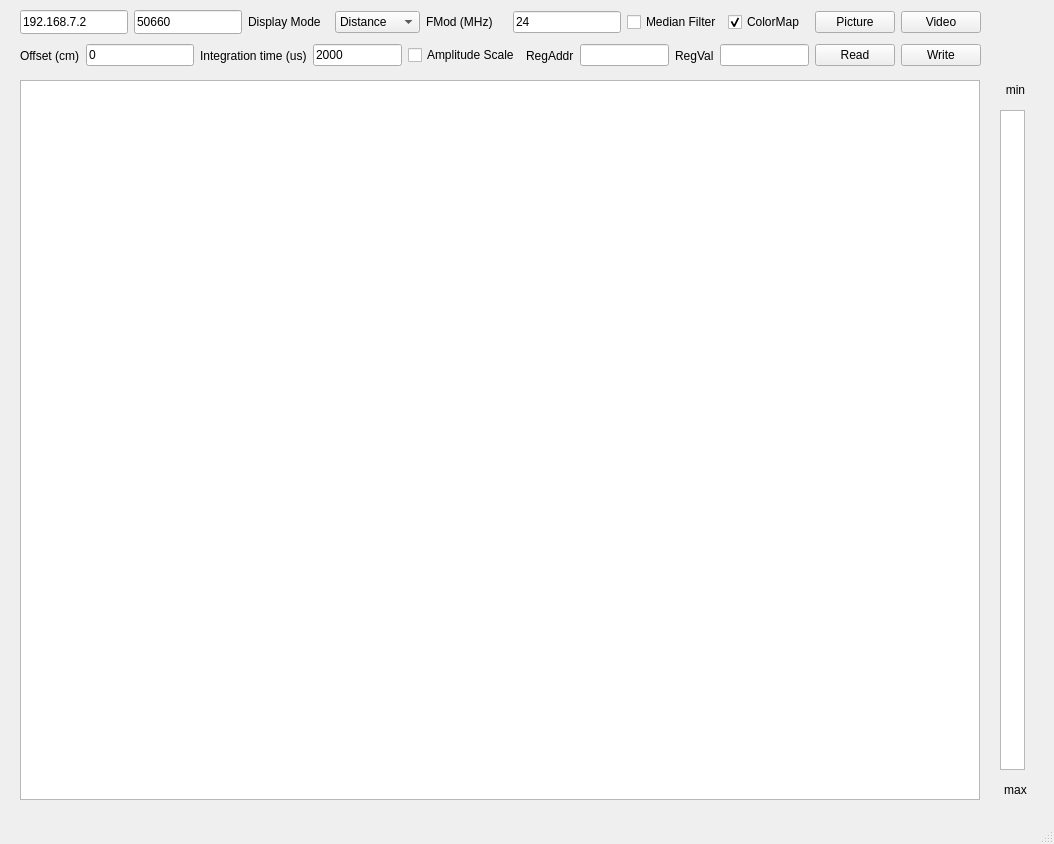
The window that mainwindow.ui (Deep-In-Sight/SonyTOF_client) describes before a commit, drawn with Qt 5.
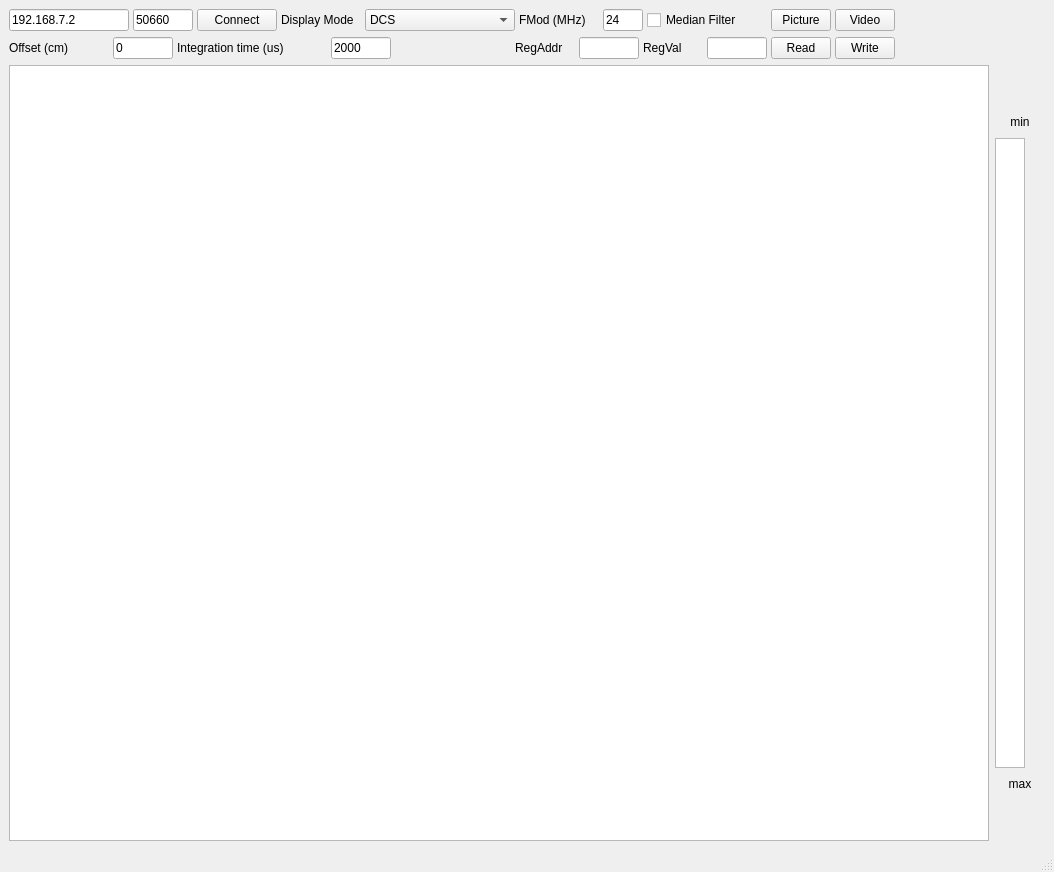
The same window after the commit.

Commit message: Major update:     - add opencv libs to speed up filter/colormap     - move colormap and filter to seperate threads     - code re-organize / cleanup     - little tweak on UI to make it scales, and properly size UI objects.     - >40fps on dual-lane MIPI

Diff of the .ui file:
```diff
--- a/mainwindow.ui
+++ b/mainwindow.ui
@@ -7,37 +7,43 @@
     <x>0</x>
     <y>0</y>
     <width>1054</width>
-    <height>844</height>
+    <height>872</height>
    </rect>
   </property>
   <property name="windowTitle">
    <string>IMX556 TOF Sensor Demo</string>
   </property>
   <widget class="QWidget" name="centralwidget">
-   <widget class="QWidget" name="layoutWidget">
-    <property name="geometry">
-     <rect>
-      <x>20</x>
-      <y>10</y>
-      <width>961</width>
-      <height>24</height>
-     </rect>
-    </property>
-    <layout class="QHBoxLayout" name="horizontalLayout" stretch="0,0,0,0,0,0,0,0,1,0">
+   <layout class="QVBoxLayout" name="verticalLayout_7">
+    <item>
+     <layout class="QHBoxLayout" name="horizontalLayout_3" stretch="0,15,0">
+      <item>
+       <layout class="QVBoxLayout" name="verticalLayout">
+        <item>
+         <layout class="QHBoxLayout" name="horizontalLayout">
+          <property name="spacing">
+           <number>4</number>
+          </property>
      <item>
       <widget class="QLineEdit" name="IP">
        <property name="sizePolicy">
-        <sizepolicy hsizetype="Minimum" vsizetype="Minimum">
+             <sizepolicy hsizetype="Preferred" vsizetype="Preferred">
          <horstretch>0</horstretch>
          <verstretch>0</verstretch>
         </sizepolicy>
        </property>
        <property name="minimumSize">
         <size>
-         <width>90</width>
+              <width>120</width>
          <height>22</height>
         </size>
        </property>
+            <property name="maximumSize">
+             <size>
+              <width>120</width>
+              <height>16777215</height>
+             </size>
+            </property>
        <property name="text">
         <string>192.168.7.2</string>
        </property>
@@ -49,7 +55,7 @@
      <item>
       <widget class="QLineEdit" name="port">
        <property name="sizePolicy">
-        <sizepolicy hsizetype="Minimum" vsizetype="Minimum">
+             <sizepolicy hsizetype="Preferred" vsizetype="Preferred">
          <horstretch>0</horstretch>
          <verstretch>0</verstretch>
         </sizepolicy>
@@ -60,6 +66,12 @@
          <height>22</height>
         </size>
        </property>
+            <property name="maximumSize">
+             <size>
+              <width>60</width>
+              <height>16777215</height>
+             </size>
+            </property>
        <property name="text">
         <string>50660</string>
        </property>
@@ -69,7 +81,53 @@
       </widget>
      </item>
      <item>
-      <widget class="QLabel" name="label">
+           <widget class="QPushButton" name="pushButton_connect">
+            <property name="sizePolicy">
+             <sizepolicy hsizetype="Preferred" vsizetype="Preferred">
+              <horstretch>0</horstretch>
+              <verstretch>0</verstretch>
+             </sizepolicy>
+            </property>
+            <property name="minimumSize">
+             <size>
+              <width>80</width>
+              <height>0</height>
+             </size>
+            </property>
+            <property name="maximumSize">
+             <size>
+              <width>80</width>
+              <height>16777215</height>
+             </size>
+            </property>
+            <property name="text">
+             <string>Connect</string>
+            </property>
+           </widget>
+          </item>
+          <item>
+           <widget class="QLabel" name="label_DisplayMode">
+            <property name="sizePolicy">
+             <sizepolicy hsizetype="Preferred" vsizetype="Preferred">
+              <horstretch>0</horstretch>
+              <verstretch>0</verstretch>
+             </sizepolicy>
+            </property>
+            <property name="minimumSize">
+             <size>
+              <width>80</width>
+              <height>0</height>
+             </size>
+            </property>
+            <property name="maximumSize">
+             <size>
+              <width>80</width>
+              <height>16777215</height>
+             </size>
+            </property>
+            <property name="layoutDirection">
+             <enum>Qt::LeftToRight</enum>
+            </property>
        <property name="text">
         <string>Display Mode</string>
        </property>
@@ -78,16 +136,28 @@
      <item>
       <widget class="QComboBox" name="comboBox">
        <property name="sizePolicy">
-        <sizepolicy hsizetype="Fixed" vsizetype="Fixed">
+             <sizepolicy hsizetype="Preferred" vsizetype="Preferred">
          <horstretch>0</horstretch>
          <verstretch>0</verstretch>
         </sizepolicy>
        </property>
+            <property name="minimumSize">
+             <size>
+              <width>150</width>
+              <height>0</height>
+             </size>
+            </property>
+            <property name="maximumSize">
+             <size>
+              <width>150</width>
+              <height>16777215</height>
+             </size>
+            </property>
        <property name="currentText">
-        <string>Distance</string>
+             <string>DCS</string>
        </property>
        <property name="currentIndex">
-        <number>2</number>
+             <number>0</number>
        </property>
        <item>
         <property name="text">
@@ -107,7 +177,25 @@
       </widget>
      </item>
      <item>
-      <widget class="QLabel" name="label_2">
+           <widget class="QLabel" name="label_FMOD">
+            <property name="sizePolicy">
+             <sizepolicy hsizetype="Preferred" vsizetype="Preferred">
+              <horstretch>0</horstretch>
+              <verstretch>0</verstretch>
+             </sizepolicy>
+            </property>
+            <property name="minimumSize">
+             <size>
+              <width>80</width>
+              <height>0</height>
+             </size>
+            </property>
+            <property name="maximumSize">
+             <size>
+              <width>80</width>
+              <height>16777215</height>
+             </size>
+            </property>
        <property name="text">
         <string>FMod (MHz)</string>
        </property>
@@ -116,18 +204,48 @@
      <item>
       <widget class="QLineEdit" name="fmodBox">
        <property name="sizePolicy">
-        <sizepolicy hsizetype="Fixed" vsizetype="Fixed">
+             <sizepolicy hsizetype="Preferred" vsizetype="Preferred">
          <horstretch>0</horstretch>
          <verstretch>0</verstretch>
         </sizepolicy>
        </property>
+            <property name="minimumSize">
+             <size>
+              <width>40</width>
+              <height>0</height>
+             </size>
+            </property>
+            <property name="maximumSize">
+             <size>
+              <width>40</width>
+              <height>16777215</height>
+             </size>
+            </property>
        <property name="text">
         <string>24</string>
        </property>
       </widget>
      </item>
      <item>
-      <widget class="QCheckBox" name="medianCheckBox">
+           <widget class="QCheckBox" name="checkbox_MedianEnable">
+            <property name="sizePolicy">
+             <sizepolicy hsizetype="Preferred" vsizetype="Preferred">
+              <horstretch>0</horstretch>
+              <verstretch>0</verstretch>
+             </sizepolicy>
+            </property>
+            <property name="minimumSize">
+             <size>
+              <width>120</width>
+              <height>0</height>
+             </size>
+            </property>
+            <property name="maximumSize">
+             <size>
+              <width>120</width>
+              <height>16777215</height>
+             </size>
+            </property>
        <property name="text">
         <string>Median Filter</string>
        </property>
@@ -137,23 +255,25 @@
       </widget>
      </item>
      <item>
-      <widget class="QCheckBox" name="colorMapCheckBox">
-       <property name="text">
-        <string>ColorMap</string>
-       </property>
-       <property name="checked">
-        <bool>true</bool>
-       </property>
-      </widget>
-     </item>
-     <item>
-      <widget class="QPushButton" name="btn_picture">
+           <widget class="QPushButton" name="pushButton_picture">
        <property name="sizePolicy">
-        <sizepolicy hsizetype="Fixed" vsizetype="Fixed">
+             <sizepolicy hsizetype="Preferred" vsizetype="Preferred">
          <horstretch>0</horstretch>
          <verstretch>0</verstretch>
         </sizepolicy>
        </property>
+            <property name="minimumSize">
+             <size>
+              <width>60</width>
+              <height>0</height>
+             </size>
+            </property>
+            <property name="maximumSize">
+             <size>
+              <width>60</width>
+              <height>16777215</height>
+             </size>
+            </property>
        <property name="text">
         <string>Picture</string>
        </property>
@@ -162,103 +282,55 @@
      <item>
       <widget class="QPushButton" name="btn_Video">
        <property name="sizePolicy">
-        <sizepolicy hsizetype="Fixed" vsizetype="Fixed">
+             <sizepolicy hsizetype="Preferred" vsizetype="Preferred">
          <horstretch>0</horstretch>
          <verstretch>0</verstretch>
         </sizepolicy>
        </property>
+            <property name="minimumSize">
+             <size>
+              <width>60</width>
+              <height>0</height>
+             </size>
+            </property>
+            <property name="maximumSize">
+             <size>
+              <width>60</width>
+              <height>16777215</height>
+             </size>
+            </property>
        <property name="text">
         <string>Video</string>
        </property>
       </widget>
      </item>
     </layout>
-   </widget>
-   <widget class="QGraphicsView" name="graphicsView">
-    <property name="geometry">
-     <rect>
-      <x>20</x>
-      <y>80</y>
-      <width>960</width>
-      <height>720</height>
-     </rect>
-    </property>
-    <property name="verticalScrollBarPolicy">
-     <enum>Qt::ScrollBarAlwaysOff</enum>
-    </property>
-    <property name="horizontalScrollBarPolicy">
-     <enum>Qt::ScrollBarAlwaysOff</enum>
-    </property>
-    <property name="sizeAdjustPolicy">
-     <enum>QAbstractScrollArea::AdjustToContents</enum>
-    </property>
-   </widget>
-   <widget class="QGraphicsView" name="colorBarView">
-    <property name="geometry">
-     <rect>
-      <x>1000</x>
-      <y>110</y>
-      <width>25</width>
-      <height>660</height>
-     </rect>
-    </property>
-    <property name="verticalScrollBarPolicy">
-     <enum>Qt::ScrollBarAlwaysOff</enum>
-    </property>
-    <property name="horizontalScrollBarPolicy">
-     <enum>Qt::ScrollBarAlwaysOff</enum>
-    </property>
-   </widget>
-   <widget class="QLabel" name="label_maxDistance">
-    <property name="geometry">
-     <rect>
-      <x>980</x>
-      <y>780</y>
-      <width>71</width>
-      <height>20</height>
-     </rect>
-    </property>
-    <property name="text">
-     <string>max</string>
-    </property>
-    <property name="alignment">
-     <set>Qt::AlignCenter</set>
-    </property>
-   </widget>
-   <widget class="QLabel" name="label_minDistance">
-    <property name="geometry">
-     <rect>
-      <x>980</x>
-      <y>80</y>
-      <width>71</width>
-      <height>20</height>
-     </rect>
-    </property>
-    <property name="text">
-     <string>min</string>
-    </property>
-    <property name="alignment">
-     <set>Qt::AlignCenter</set>
-    </property>
-   </widget>
-   <widget class="QWidget" name="horizontalLayoutWidget">
-    <property name="geometry">
-     <rect>
-      <x>20</x>
-      <y>40</y>
-      <width>961</width>
-      <height>31</height>
-     </rect>
-    </property>
+        </item>
+        <item>
     <layout class="QHBoxLayout" name="horizontalLayout_2">
+          <property name="spacing">
+           <number>4</number>
+          </property>
      <item>
       <widget class="QLabel" name="label_3">
        <property name="sizePolicy">
-        <sizepolicy hsizetype="Fixed" vsizetype="Expanding">
+             <sizepolicy hsizetype="Preferred" vsizetype="Preferred">
          <horstretch>0</horstretch>
          <verstretch>0</verstretch>
         </sizepolicy>
        </property>
+            <property name="minimumSize">
+             <size>
+              <width>100</width>
+              <height>0</height>
+             </size>
+            </property>
+            <property name="maximumSize">
+             <size>
+              <width>80</width>
+              <height>16777215</height>
+             </size>
+            </property>
        <property name="text">
         <string>Offset (cm)</string>
        </property>
@@ -267,18 +339,48 @@
      <item>
       <widget class="QLineEdit" name="lineEdit_offset">
        <property name="sizePolicy">
-        <sizepolicy hsizetype="Fixed" vsizetype="Fixed">
+             <sizepolicy hsizetype="Preferred" vsizetype="Preferred">
          <horstretch>0</horstretch>
          <verstretch>0</verstretch>
         </sizepolicy>
        </property>
+            <property name="minimumSize">
+             <size>
+              <width>60</width>
+              <height>0</height>
+             </size>
+            </property>
+            <property name="maximumSize">
+             <size>
+              <width>60</width>
+              <height>16777215</height>
+             </size>
+            </property>
        <property name="text">
         <string>0</string>
        </property>
       </widget>
      </item>
      <item>
-      <widget class="QLabel" name="label_4">
+           <widget class="QLabel" name="label_IntgTime">
+            <property name="sizePolicy">
+             <sizepolicy hsizetype="Preferred" vsizetype="Preferred">
+              <horstretch>0</horstretch>
+              <verstretch>0</verstretch>
+             </sizepolicy>
+            </property>
+            <property name="minimumSize">
+             <size>
+              <width>150</width>
+              <height>0</height>
+             </size>
+            </property>
+            <property name="maximumSize">
+             <size>
+              <width>100</width>
+              <height>16777215</height>
+             </size>
+            </property>
        <property name="text">
         <string>Integration time (us)</string>
        </property>
@@ -286,40 +388,156 @@
      </item>
      <item>
       <widget class="QLineEdit" name="lineEdit_intgtime">
+            <property name="sizePolicy">
+             <sizepolicy hsizetype="Preferred" vsizetype="Preferred">
+              <horstretch>0</horstretch>
+              <verstretch>0</verstretch>
+             </sizepolicy>
+            </property>
+            <property name="minimumSize">
+             <size>
+              <width>60</width>
+              <height>0</height>
+             </size>
+            </property>
+            <property name="maximumSize">
+             <size>
+              <width>60</width>
+              <height>16777215</height>
+             </size>
+            </property>
        <property name="text">
         <string>2000</string>
        </property>
       </widget>
      </item>
      <item>
-      <widget class="QCheckBox" name="checkBox">
-       <property name="text">
-        <string>Amplitude Scale</string>
-       </property>
-      </widget>
+           <spacer name="horizontalSpacer_2">
+            <property name="orientation">
+             <enum>Qt::Horizontal</enum>
+            </property>
+            <property name="sizeHint" stdset="0">
+             <size>
+              <width>40</width>
+              <height>20</height>
+             </size>
+            </property>
+           </spacer>
      </item>
      <item>
       <widget class="QLabel" name="label_i2c_addr">
+            <property name="sizePolicy">
+             <sizepolicy hsizetype="Preferred" vsizetype="Preferred">
+              <horstretch>0</horstretch>
+              <verstretch>0</verstretch>
+             </sizepolicy>
+            </property>
+            <property name="minimumSize">
+             <size>
+              <width>60</width>
+              <height>0</height>
+             </size>
+            </property>
+            <property name="maximumSize">
+             <size>
+              <width>60</width>
+              <height>16777215</height>
+             </size>
+            </property>
        <property name="text">
         <string>RegAddr</string>
        </property>
       </widget>
      </item>
      <item>
-      <widget class="QLineEdit" name="lineEdit_i2c_addr"/>
+           <widget class="QLineEdit" name="lineEdit_i2c_addr">
+            <property name="sizePolicy">
+             <sizepolicy hsizetype="Preferred" vsizetype="Preferred">
+              <horstretch>0</horstretch>
+              <verstretch>0</verstretch>
+             </sizepolicy>
+            </property>
+            <property name="minimumSize">
+             <size>
+              <width>60</width>
+              <height>0</height>
+             </size>
+            </property>
+            <property name="maximumSize">
+             <size>
+              <width>60</width>
+              <height>16777215</height>
+             </size>
+            </property>
+           </widget>
      </item>
      <item>
       <widget class="QLabel" name="label_i2c_val">
+            <property name="sizePolicy">
+             <sizepolicy hsizetype="Preferred" vsizetype="Preferred">
+              <horstretch>0</horstretch>
+              <verstretch>0</verstretch>
+             </sizepolicy>
+            </property>
+            <property name="minimumSize">
+             <size>
+              <width>60</width>
+              <height>0</height>
+             </size>
+            </property>
+            <property name="maximumSize">
+             <size>
+              <width>60</width>
+              <height>16777215</height>
+             </size>
+            </property>
        <property name="text">
         <string>RegVal</string>
        </property>
       </widget>
      </item>
      <item>
-      <widget class="QLineEdit" name="lineEdit_i2c_val"/>
+           <widget class="QLineEdit" name="lineEdit_i2c_val">
+            <property name="sizePolicy">
+             <sizepolicy hsizetype="Preferred" vsizetype="Preferred">
+              <horstretch>0</horstretch>
+              <verstretch>0</verstretch>
+             </sizepolicy>
+            </property>
+            <property name="minimumSize">
+             <size>
+              <width>60</width>
+              <height>0</height>
+             </size>
+            </property>
+            <property name="maximumSize">
+             <size>
+              <width>60</width>
+              <height>16777215</height>
+             </size>
+            </property>
+           </widget>
      </item>
      <item>
       <widget class="QPushButton" name="pushButton_i2c_read">
+            <property name="sizePolicy">
+             <sizepolicy hsizetype="Preferred" vsizetype="Preferred">
+              <horstretch>0</horstretch>
+              <verstretch>0</verstretch>
+             </sizepolicy>
+            </property>
+            <property name="minimumSize">
+             <size>
+              <width>60</width>
+              <height>0</height>
+             </size>
+            </property>
+            <property name="maximumSize">
+             <size>
+              <width>60</width>
+              <height>16777215</height>
+             </size>
+            </property>
        <property name="text">
         <string>Read</string>
        </property>
@@ -327,13 +545,193 @@
      </item>
      <item>
       <widget class="QPushButton" name="pushButton_i2c_write">
+            <property name="sizePolicy">
+             <sizepolicy hsizetype="Preferred" vsizetype="Preferred">
+              <horstretch>0</horstretch>
+              <verstretch>0</verstretch>
+             </sizepolicy>
+            </property>
+            <property name="minimumSize">
+             <size>
+              <width>60</width>
+              <height>0</height>
+             </size>
+            </property>
+            <property name="maximumSize">
+             <size>
+              <width>60</width>
+              <height>16777215</height>
+             </size>
+            </property>
        <property name="text">
         <string>Write</string>
        </property>
       </widget>
      </item>
     </layout>
-   </widget>
+        </item>
+       </layout>
+      </item>
+      <item>
+       <spacer name="horizontalSpacer">
+        <property name="orientation">
+         <enum>Qt::Horizontal</enum>
+        </property>
+        <property name="sizeHint" stdset="0">
+         <size>
+          <width>358</width>
+          <height>20</height>
+         </size>
+        </property>
+       </spacer>
+      </item>
+      <item>
+       <widget class="QLabel" name="labelStatus">
+        <property name="minimumSize">
+         <size>
+          <width>120</width>
+          <height>0</height>
+         </size>
+        </property>
+        <property name="text">
+         <string/>
+        </property>
+       </widget>
+      </item>
+     </layout>
+    </item>
+    <item>
+     <layout class="QHBoxLayout" name="horizontalLayout_4">
+      <item>
+       <widget class="QGraphicsView" name="graphicsView_Main">
+        <property name="verticalScrollBarPolicy">
+         <enum>Qt::ScrollBarAlwaysOff</enum>
+        </property>
+        <property name="horizontalScrollBarPolicy">
+         <enum>Qt::ScrollBarAlwaysOff</enum>
+        </property>
+        <property name="sizeAdjustPolicy">
+         <enum>QAbstractScrollArea::AdjustToContents</enum>
+        </property>
+       </widget>
+      </item>
+      <item>
+       <layout class="QVBoxLayout" name="colorbarLayout_3">
+        <item>
+         <spacer name="verticalSpacer_2">
+          <property name="orientation">
+           <enum>Qt::Vertical</enum>
+          </property>
+          <property name="sizeHint" stdset="0">
+           <size>
+            <width>20</width>
+            <height>40</height>
+           </size>
+          </property>
+         </spacer>
+        </item>
+        <item>
+         <widget class="QLabel" name="label_minDistance_3">
+          <property name="sizePolicy">
+           <sizepolicy hsizetype="Maximum" vsizetype="Maximum">
+            <horstretch>0</horstretch>
+            <verstretch>0</verstretch>
+           </sizepolicy>
+          </property>
+          <property name="minimumSize">
+           <size>
+            <width>50</width>
+            <height>20</height>
+           </size>
+          </property>
+          <property name="maximumSize">
+           <size>
+            <width>50</width>
+            <height>20</height>
+           </size>
+          </property>
+          <property name="text">
+           <string>min</string>
+          </property>
+          <property name="alignment">
+           <set>Qt::AlignCenter</set>
+          </property>
+         </widget>
+        </item>
+        <item>
+         <widget class="QGraphicsView" name="colorBarView_3">
+          <property name="sizePolicy">
+           <sizepolicy hsizetype="Preferred" vsizetype="Preferred">
+            <horstretch>0</horstretch>
+            <verstretch>0</verstretch>
+           </sizepolicy>
+          </property>
+          <property name="minimumSize">
+           <size>
+            <width>30</width>
+            <height>630</height>
+           </size>
+          </property>
+          <property name="maximumSize">
+           <size>
+            <width>30</width>
+            <height>630</height>
+           </size>
+          </property>
+          <property name="verticalScrollBarPolicy">
+           <enum>Qt::ScrollBarAlwaysOff</enum>
+          </property>
+          <property name="horizontalScrollBarPolicy">
+           <enum>Qt::ScrollBarAlwaysOff</enum>
+          </property>
+         </widget>
+        </item>
+        <item>
+         <widget class="QLabel" name="label_maxDistance_3">
+          <property name="sizePolicy">
+           <sizepolicy hsizetype="Preferred" vsizetype="Preferred">
+            <horstretch>0</horstretch>
+            <verstretch>0</verstretch>
+           </sizepolicy>
+          </property>
+          <property name="minimumSize">
+           <size>
+            <width>50</width>
+            <height>20</height>
+           </size>
+          </property>
+          <property name="maximumSize">
+           <size>
+            <width>50</width>
+            <height>20</height>
+           </size>
+          </property>
+          <property name="text">
+           <string>max</string>
+          </property>
+          <property name="alignment">
+           <set>Qt::AlignCenter</set>
+          </property>
+         </widget>
+        </item>
+        <item>
+         <spacer name="verticalSpacer">
+          <property name="orientation">
+           <enum>Qt::Vertical</enum>
+          </property>
+          <property name="sizeHint" stdset="0">
+           <size>
+            <width>20</width>
+            <height>40</height>
+           </size>
+          </property>
+         </spacer>
+        </item>
+       </layout>
+      </item>
+     </layout>
+    </item>
+   </layout>
   </widget>
   <widget class="QMenuBar" name="menubar">
    <property name="geometry">
```
Left out of the diff: 21 changed lines with no effect on the pictures. Lines whose indentation alone changed are shown as unchanged. The commit also changes 24 other files.
